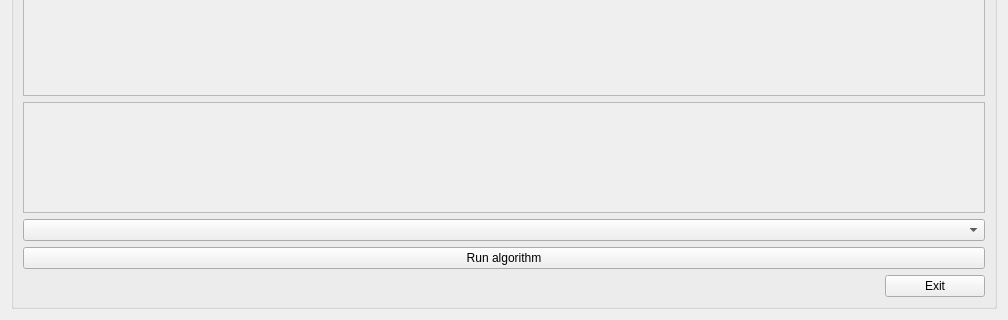
Before: the Qt Designer form OOPlab2/simplexwindow.ui in YaroslavDrovolskyi/OOOP-algorithms-project, drawn with Qt 5; both pictures show x 0 to 1008 and y 256 to 576 of the 1008 by 576 pixel window.
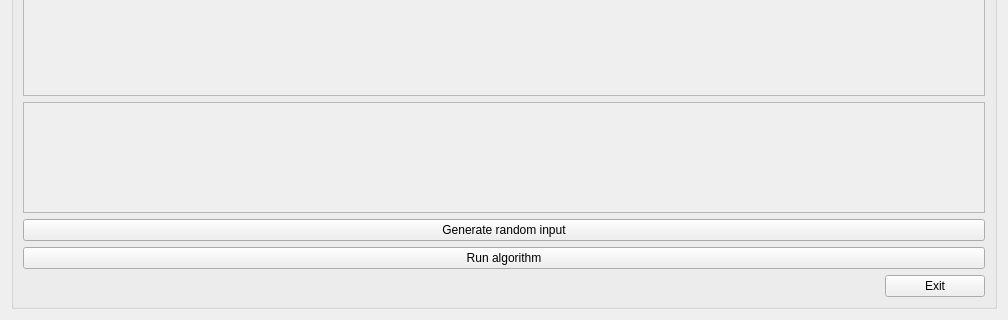
After: the same form once the commit is applied.

Commit message: Added random generating simplex task

```diff
--- a/OOPlab2/simplexwindow.ui
+++ b/OOPlab2/simplexwindow.ui
@@ -197,7 +197,11 @@
        </widget>
       </item>
       <item>
-       <widget class="QComboBox" name="algoselector"/>
+       <widget class="QPushButton" name="pushButton">
+        <property name="text">
+         <string>Generate random input</string>
+        </property>
+       </widget>
       </item>
       <item>
        <widget class="QPushButton" name="btnrun">
```
Left out of the diff: 4 changed lines with no effect on the pictures. The commit also changes 2 other files.
